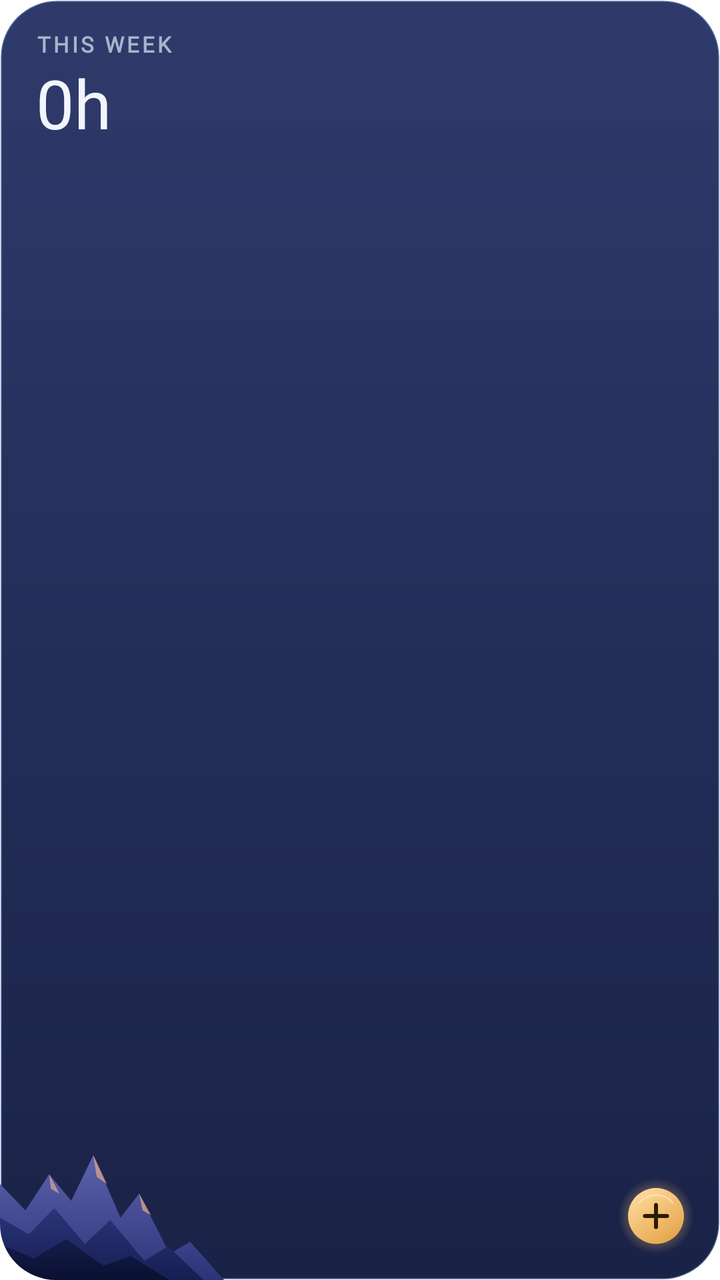
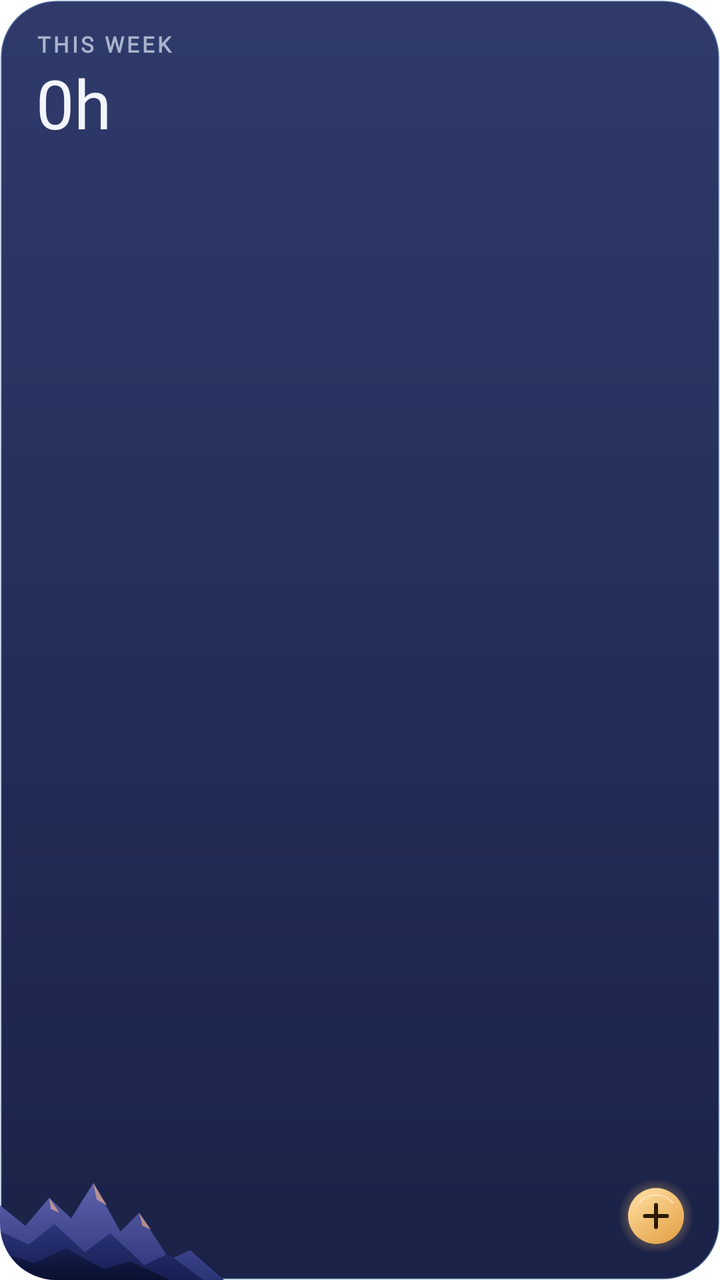

Two renders of the same Android screen: before a commit and after it. Below are the layout's source before the change and the commit's diff.
<!-- AndroidManifest.xml: application theme Theme.Karvo.Starting -->
<!-- res/layout/widget_week.xml -->
<?xml version="1.0" encoding="utf-8"?>
<FrameLayout xmlns:android="http://schemas.android.com/apk/res/android"
    android:id="@+id/widget_root"
    android:layout_width="match_parent"
    android:layout_height="match_parent"
    android:background="@drawable/widget_bg"
    android:clipToOutline="true">

    <ImageView
        android:layout_width="112dp"
        android:layout_height="72dp"
        android:layout_gravity="bottom|start"
        android:importantForAccessibility="no"
        android:scaleType="fitXY"
        android:src="@drawable/widget_ridges" />

    <LinearLayout
        android:layout_width="wrap_content"
        android:layout_height="wrap_content"
        android:layout_gravity="top|start"
        android:layout_marginStart="18dp"
        android:layout_marginTop="16dp"
        android:layout_marginEnd="14dp"
        android:orientation="vertical">

        <TextView
            android:layout_width="wrap_content"
            android:layout_height="wrap_content"
            android:fontFamily="@font/jost"
            android:includeFontPadding="false"
            android:letterSpacing="0.12"
            android:maxLines="1"
            android:text="@string/widget_week_short"
            android:textAllCaps="true"
            android:textColor="@color/widget_mist"
            android:textFontWeight="600"
            android:textSize="11sp" />

        <TextView
            android:id="@+id/widget_hours"
            android:layout_width="wrap_content"
            android:layout_height="wrap_content"
            android:layout_marginTop="4dp"
            android:fontFamily="@font/jost"
            android:includeFontPadding="false"
            android:maxLines="1"
            android:text="0h"
            android:textColor="@color/widget_snow"
            android:textFontWeight="300"
            android:textSize="34sp" />

        <TextView
            android:id="@+id/widget_sub"
            android:layout_width="wrap_content"
            android:layout_height="wrap_content"
            android:layout_marginTop="2dp"
            android:fontFamily="@font/jost"
            android:includeFontPadding="false"
            android:maxLines="1"
            android:textColor="@color/widget_mist"
            android:textSize="13sp" />
    </LinearLayout>

    <ImageView
        android:id="@+id/widget_add"
        android:layout_width="40dp"
        android:layout_height="40dp"
        android:layout_gravity="bottom|end"
        android:layout_margin="12dp"
        android:background="@drawable/widget_add_ripple"
        android:contentDescription="@string/add_lesson"
        android:scaleType="fitCenter"
        android:src="@drawable/widget_add" />
</FrameLayout>
<!-- resources referenced by this layout -->
<resources>
  <color name="widget_mist">#A9B4CC</color>
  <color name="widget_snow">#F2F5FB</color>
  <!-- drawable widget_add (drawable) -->
  <?xml version="1.0" encoding="utf-8"?>
  <vector xmlns:android="http://schemas.android.com/apk/res/android"
      xmlns:aapt="http://schemas.android.com/aapt"
      android:width="40dp" android:height="40dp"
      android:viewportWidth="40" android:viewportHeight="40">
      
      <path android:pathData="M20,1a19,19 0 1,0 0.01,0z">
          <aapt:attr name="android:fillColor">
              <gradient android:type="radial" android:centerX="20" android:centerY="20" android:gradientRadius="19">
                  <item android:offset="0.7" android:color="#40F4C06A" />
                  <item android:offset="1" android:color="#00F4C06A" />
              </gradient>
          </aapt:attr>
      </path>
      
      <path android:pathData="M20,6a14,14 0 1,0 0.01,0z">
          <aapt:attr name="android:fillColor">
              <gradient android:type="linear" android:startX="10" android:startY="6" android:endX="30" android:endY="34"
                  android:startColor="#FFFFDDA0" android:endColor="#FFE3A146" />
          </aapt:attr>
      </path>
      
      <path android:strokeColor="#80FFF4DC" android:strokeWidth="0.8" android:strokeLineCap="round"
          android:pathData="M11.5,13.5A11,11 0 0,1 28.5,13.5" />
      
      <path android:strokeColor="#2B1C00" android:strokeWidth="2" android:strokeLineCap="round"
          android:pathData="M20,14.5V25.5M14.5,20H25.5" />
  </vector>
  <!-- drawable widget_add_ripple (drawable) -->
  <?xml version="1.0" encoding="utf-8"?>
  <ripple xmlns:android="http://schemas.android.com/apk/res/android" android:color="#66F4C06A">
      <item android:id="@android:id/mask">
          <shape android:shape="oval">
              <solid android:color="#FFFFFFFF" />
          </shape>
      </item>
  </ripple>
  <!-- drawable widget_bg (drawable) -->
  <?xml version="1.0" encoding="utf-8"?>
  <shape xmlns:android="http://schemas.android.com/apk/res/android" android:shape="rectangle">
      <corners android:radius="@dimen/widget_radius" />
      <gradient android:angle="270" android:startColor="#F0222E62" android:endColor="#F5111940" />
      <stroke android:width="1dp" android:color="#388CCBFF" />
  </shape>
  <string name="add_lesson">Add lesson</string>
  <string name="widget_week_short">This week</string>
  <style name="Theme.Karvo.Starting" parent="Theme.SplashScreen.IconBackground">
          <item name="windowSplashScreenBackground">@color/alpine_night_background</item>
          <item name="windowSplashScreenIconBackgroundColor">@color/alpine_night_background</item>
          
          <item name="windowSplashScreenAnimatedIcon">@drawable/ic_launcher_foreground</item>
          <item name="postSplashScreenTheme">@style/Theme.Karvo</item>
      </style>
  <dimen name="widget_radius">20dp</dimen>
  <color name="alpine_night_background">#080C1C</color>
  <style name="Theme.Karvo" parent="Theme.AppCompat.DayNight.NoActionBar">
          <item name="android:windowBackground">@color/alpine_night_background</item>
      </style>
  <!-- unchanged entries left out for length: 2 -->
</resources>

<!-- the commit's change to res/layout/widget_week.xml (unified diff, before → after) -->
@@ -8,7 +8,7 @@
 
     <ImageView
         android:layout_width="112dp"
-        android:layout_height="72dp"
+        android:layout_height="56dp"
         android:layout_gravity="bottom|start"
         android:importantForAccessibility="no"
         android:scaleType="fitXY"
